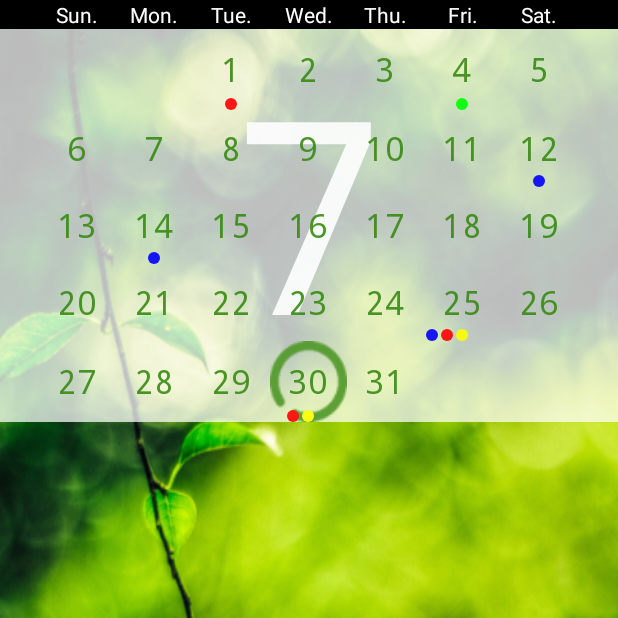
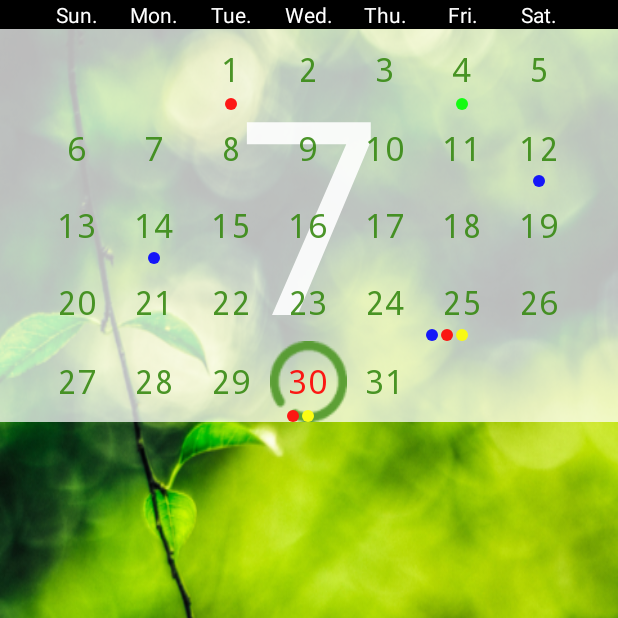
Before and after one commit to bt2043/GlobalCalendar, an Android app: the screen it shows after launch (ActivityMonthCalendar), on a phone screen of 412 x 824 dp, the top half of it. Run offline under Robolectric (Android 15) with nearby library versions, the phone set to English and light mode, and no system bars.

Commit message:
添加互斥日期点击事件，添加左右滑屏更新日历功能

```diff
--- a/app/build.gradle
+++ b/app/build.gradle
@@ -5,7 +5,7 @@ android {
     buildToolsVersion "20.0.0"
 
     defaultConfig {
-        applicationId "com.example.henyue.myapplication"
+        applicationId "org.henyue.globalcalendar"
         minSdkVersion 14
         targetSdkVersion 17
         versionCode 1
--- a/app/src/main/java/org/henyue/globalcalendar/ActivityMonthCalendar.java
+++ b/app/src/main/java/org/henyue/globalcalendar/ActivityMonthCalendar.java
@@ -1,50 +1,66 @@
 package org.henyue.globalcalendar;
 
 import android.app.Activity;
-import android.content.res.Resources;
 import android.graphics.Color;
 import android.graphics.Typeface;
-import android.graphics.drawable.GradientDrawable;
-import android.os.Build;
 import android.os.Bundle;
 import android.util.DisplayMetrics;
+import android.view.GestureDetector;
 import android.view.Gravity;
 import android.view.Menu;
 import android.view.MenuItem;
+import android.view.MotionEvent;
 import android.view.View;
-import android.view.ViewGroup;
 import android.view.Window;
-import android.view.WindowManager;
 import android.widget.FrameLayout;
-import android.widget.ImageView;
 import android.widget.LinearLayout;
 import android.widget.TableLayout;
 import android.widget.TableRow;
 import android.widget.TextView;
 
+import org.henyue.globalcalendar.utils.DateUtil;
+
 import java.util.Calendar;
+import java.util.Date;
+import java.util.HashMap;
+import java.util.Map;
 
 public class ActivityMonthCalendar extends Activity {
 
-    private Calendar calendar = Calendar.getInstance();
-    private Calendar current = Calendar.getInstance();
-    private float fontUnit;
+    private TableLayout calendarLayout;
+    private TextView monthNumber;
+    private int dateColLen;
+    private Calendar calendar;
+    private Date preSelectedDate;
+    private Date selectedDate;
+    private Map<Date, DateTextView> dateViewMap;
 
-    private int rowIndex;
-    private int colIndex;
+    private GestureDetector calendarGesture;
+    private View.OnTouchListener onTouchListener;
+    private static final int SWIPE_MIN_DISTANCE = 120;
+    private static final int SWIPE_THRESHOLD_VELOCITY = 200;
+    private static final int COLOR_SELECTED_DATE = Color.RED;
+    private static final int COLOR_NORMAL_DATE = Color.parseColor("#388A13");
 
     @Override
     protected void onCreate(Bundle savedInstanceState) {
         super.onCreate(savedInstanceState);
         super.requestWindowFeature(Window.FEATURE_NO_TITLE);
 
-        DisplayMetrics dm = super.getResources().getDisplayMetrics();
-        this.fontUnit = dm.scaledDensity;
+        this.onTouchListener = new CalendarTouchListener();
+        this.calendarGesture = new GestureDetector(this,new GestureListener());
+        this.calendar = Calendar.getInstance();
+        this.monthNumber = new TextView(this);
+        this.calendarLayout = new TableLayout(this);
+        this.dateViewMap = new HashMap<Date, DateTextView>();
+        calendarLayout.setAlpha(0.9f);
+        //TODO set main calendar's background resource
+        //calendarLayout.setBackgroundResource(R.drawable.bg_month_view_calendar_bmp);
 
         LinearLayout linearLayout = this.initBasicActivity();
-
+        linearLayout.setOnTouchListener(this.onTouchListener);
+        linearLayout.setLongClickable(true);
         super.setContentView(linearLayout);
-
     }
 
     private LinearLayout initBasicActivity() {
@@ -54,10 +70,10 @@ public class ActivityMonthCalendar extends Activity {
         DisplayMetrics metrics = new DisplayMetrics();
         super.getWindowManager().getDefaultDisplay().getMetrics(metrics);
         int screenWidth = metrics.widthPixels;     // 屏幕宽度（像素）
-        int dateColLen = screenWidth/8;         //按屏幕宽度均分8等份，7份为日历周日到周六，1份宽度为两边留白
+        this.dateColLen = screenWidth/8;         //按屏幕宽度均分8等份，7份为日历周日到周六，1份宽度为两边留白
 
-        LinearLayout weekHeader = this.initWeekHeader(dateColLen);
-        FrameLayout mainCalendar = this.initialMonthCalendar(dateColLen);
+        LinearLayout weekHeader = this.initWeekHeader();
+        FrameLayout mainCalendar = this.initialMonthCalendar(this.calendar);
 
         //Add weekHeader and mainCalendar to mainActivity
         linearLayout.addView(weekHeader);
@@ -65,7 +81,7 @@ public class ActivityMonthCalendar extends Activity {
         return linearLayout;
     }
 
-    private LinearLayout initWeekHeader(int dateColLen) {
+    private LinearLayout initWeekHeader() {
         TableLayout tableLayout = new TableLayout(this);
         TableRow weekRow = new TableRow(this);
         weekRow.setHorizontalGravity(Gravity.CENTER_HORIZONTAL);
@@ -95,12 +111,8 @@ public class ActivityMonthCalendar extends Activity {
         return weekRowContainer;
     }
 
-    private FrameLayout initialMonthCalendar(int dateColLen) {
-        TableLayout tableLayout = new TableLayout(this);
-        tableLayout.setAlpha(0.9f);
-        //TODO set main calendar's background resource
-        //tableLayout.setBackgroundResource(R.drawable.bg_month_view_calendar_bmp);
-        this.generateCalendar(dateColLen, tableLayout);
+    private FrameLayout initialMonthCalendar(Calendar calendar) {
+        this.refreshCalendar(calendar);
 
         FrameLayout calendarContainer = new FrameLayout(this);
         calendarContainer.setLayoutParams(new FrameLayout.LayoutParams(
@@ -108,7 +120,6 @@ public class ActivityMonthCalendar extends Activity {
                 FrameLayout.LayoutParams.WRAP_CONTENT
         ));
         //Background Month Text
-        TextView monthNumber = new TextView(this);
         monthNumber.setTextSize(180f);
         monthNumber.setTextColor(Color.WHITE);
         monthNumber.setText(String.valueOf(calendar.get(Calendar.MONTH) + 1));
@@ -118,20 +129,23 @@ public class ActivityMonthCalendar extends Activity {
         //TODO to be removed after set main calendar's background
         calendarContainer.setBackgroundColor(Color.parseColor("#BBFFFFFF"));
         calendarContainer.addView(monthNumber);
-        calendarContainer.addView(tableLayout);
+        calendarContainer.addView(calendarLayout);
         return calendarContainer;
     }
 
-    private void generateCalendar(int dateColLen, TableLayout calendarLayout) {
+    private void refreshCalendar(Calendar calendar) {
+        this.dateViewMap.clear();
+        monthNumber.setText(String.valueOf(calendar.get(Calendar.MONTH) + 1));
+        calendarLayout.removeAllViews();
         DateTextView[][] dateViews = new DateTextView[6][7];
         calendar.set(Calendar.DAY_OF_MONTH, 1);
         int dayOfWeek = calendar.get(Calendar.DAY_OF_WEEK);
-        int day = 0;
 
         boolean isEndOfMonth = false;
 
         for (int i = 0; i < dateViews.length; i++) {
             if (isEndOfMonth) {
+                this.resetCalendarTextColor();
                 return;
             }
             TableRow dateRow = new TableRow(this);
@@ -155,9 +169,10 @@ public class ActivityMonthCalendar extends Activity {
 
                 if (j >= dayOfWeek - 1) {
                     dateViews[i][j].setDate(calendar);
-                    dateViews[i][j].setTextColor(Color.parseColor("#388A13"));
+                    dateViews[i][j].setTextColor(COLOR_NORMAL_DATE);
                     dateViews[i][j].setTypeface(Typeface.MONOSPACE);
                     dateViews[i][j].setTextSize(22f);
+                    this.dateViewMap.put(dateViews[i][j].getDate(), dateViews[i][j]);
 
                     if (calendar.get(Calendar.DAY_OF_MONTH) == calendar.getActualMaximum(Calendar.DAY_OF_MONTH)) {
                         isEndOfMonth = true;
@@ -177,6 +192,7 @@ public class ActivityMonthCalendar extends Activity {
     public boolean onCreateOptionsMenu(Menu menu) {
         // Inflate the menu; this adds items to the action bar if it is present.
         getMenuInflater().inflate(R.menu.activity_month_calendar, menu);
+
         return true;
     }
 
@@ -204,15 +220,61 @@ public class ActivityMonthCalendar extends Activity {
         return container;
     }
 
-    private void setTranslucentStatus(boolean on) {
-        Window win = getWindow();
-        WindowManager.LayoutParams winParams = win.getAttributes();
-        final int bits = WindowManager.LayoutParams.FLAG_TRANSLUCENT_STATUS;
-        if (on) {
-            winParams.flags |=  bits;
-        } else {
-            winParams.flags &= ~bits;
+    private class GestureListener extends GestureDetector.SimpleOnGestureListener {
+        @Override
+        public boolean onFling(MotionEvent e1, MotionEvent e2, float velocityX,float velocityY) {
+
+                if (e1.getX() - e2.getX() > SWIPE_MIN_DISTANCE && Math.abs(velocityX) > SWIPE_THRESHOLD_VELOCITY) {
+                    nextMonth();
+                    return true; // Right to left
+                } else if (e2.getX() - e1.getX() > SWIPE_MIN_DISTANCE && Math.abs(velocityX) > SWIPE_THRESHOLD_VELOCITY) {
+                    previousMonth();
+                    return true; // Left to right
+                }
+
+            return false;
         }
-        win.setAttributes(winParams);
+    }
+
+    private class CalendarTouchListener implements View.OnTouchListener {
+        @Override
+        public boolean onTouch(View view, MotionEvent motionEvent) {
+            return calendarGesture.onTouchEvent(motionEvent);
+        }
+    }
+
+    public void resetOnTouchView(Date selectedDate) {
+        this.preSelectedDate = this.selectedDate;
+        this.selectedDate = selectedDate;
+        this.resetCalendarTextColor();
+    }
+
+    private void resetCalendarTextColor() {
+        if (this.selectedDate == null && this.preSelectedDate == null) {
+            this.selectedDate = DateUtil.getCleanDate(Calendar.getInstance());
+        }
+
+        DateTextView dateView;
+        if (this.selectedDate != null) {
+            if (this.selectedDate.equals(this.preSelectedDate)) {
+                return; //反复点击同个日期不处理
+            }
+            dateView = dateViewMap.get(this.selectedDate);
+            if (dateView != null) dateView.setTextColor(COLOR_SELECTED_DATE);
+        }
+        if (this.preSelectedDate != null) {
+            dateView = dateViewMap.get(this.preSelectedDate);
+            if (dateView != null) dateView.setTextColor(COLOR_NORMAL_DATE);
+        }
+    }
+
+    private void nextMonth() {
+        this.calendar.roll(Calendar.MONTH, true);
+        this.refreshCalendar(this.calendar);
+    }
+
+    private void previousMonth() {
+        this.calendar.roll(Calendar.MONTH, false);
+        this.refreshCalendar(this.calendar);
     }
 }
--- a/app/src/main/java/org/henyue/globalcalendar/DateTextView.java
+++ b/app/src/main/java/org/henyue/globalcalendar/DateTextView.java
@@ -1,15 +1,17 @@
 package org.henyue.globalcalendar;
 
-import android.content.Context;
 import android.graphics.Canvas;
+import android.graphics.Color;
 import android.view.View;
 import android.widget.TextView;
 import android.widget.Toast;
 
 import org.henyue.globalcalendar.beans.event.DayEvent;
 import org.henyue.globalcalendar.service.ServiceFactory;
+import org.henyue.globalcalendar.utils.DateUtil;
 import org.henyue.globalcalendar.utils.ViewBadger;
 
+import java.text.ParseException;
 import java.text.SimpleDateFormat;
 import java.util.Calendar;
 import java.util.Date;
@@ -19,12 +21,22 @@ import java.util.List;
  * Created by henyue on 2014/7/22.
  */
 public class DateTextView extends TextView {
-    private Context parentComponent;
-    private SimpleDateFormat sdf = new SimpleDateFormat("yyyy-MM-dd");
+    private ActivityMonthCalendar monthCalendar;
     private Calendar current = Calendar.getInstance();
+    private Date date = null;
+
+    public DateTextView(ActivityMonthCalendar context) {
+        super(context);
+        this.monthCalendar = context;
+    }
+
+    public Date getDate() {
+        return this.date;
+    }
 
     public void setDate(Calendar cal) {
         final Date date = cal.getTime();
+        this.date = DateUtil.getCleanDate(cal);
         this.setText(String.valueOf(cal.get(Calendar.DAY_OF_MONTH)));
         if (cal.get(Calendar.DAY_OF_YEAR) == current.get(Calendar.DAY_OF_YEAR)
                 && cal.get(Calendar.YEAR) == current.get(Calendar.YEAR)) {
@@ -34,9 +46,7 @@ public class DateTextView extends TextView {
         if (!dayEventList.isEmpty()) {
             for (int i = 0; i < dayEventList.size(); i++) {
                 DayEvent event = dayEventList.get(i);
-                ViewBadger badger = new ViewBadger(parentComponent, this);
-                badger.setText("■");
-                badger.setTextSize(8);
+                ViewBadger badger = new ViewBadger(monthCalendar, this);
                 badger.setHeight(12);
                 badger.setWidth(12);
                 //TODO define the festival color
@@ -49,18 +59,14 @@ public class DateTextView extends TextView {
         this.setOnClickListener(new OnClickListener() {
             @Override
             public void onClick(View view) {
-                String msg = "The date you selected is " + sdf.format(date);
+                monthCalendar.resetOnTouchView(DateTextView.this.getDate());
+                String msg = "The date you selected is " + DateTextView.this.getDate();
                 for (DayEvent event : dayEventList) {
                     msg += "\n" + event.getName() + " - [" + event.getDesc() + "]";
                 }
-                Toast.makeText(parentComponent, msg, Toast.LENGTH_SHORT).show();
+                Toast.makeText(monthCalendar, msg, Toast.LENGTH_SHORT).show();
             }
         });
-    }
-
-    public DateTextView(Context context) {
-        super(context);
-        this.parentComponent = context;
     }
 
     @Override
@@ -85,4 +91,6 @@ public class DateTextView extends TextView {
         System.err.println("circleX:" + circleX + ", circleY:" + circleY);*/
 
     }
+
+
 }
--- /dev/null
+++ b/app/src/main/java/org/henyue/globalcalendar/utils/DateUtil.java
@@ -0,0 +1,24 @@
+package org.henyue.globalcalendar.utils;
+
+import java.text.ParseException;
+import java.text.SimpleDateFormat;
+import java.util.Calendar;
+import java.util.Date;
+
+/**
+ * Created by henyue on 2014/7/31.
+ */
+public class DateUtil {
+    public static SimpleDateFormat sdf = new SimpleDateFormat("yyyy-MM-dd");
+
+    public static Date getCleanDate(Calendar calendar) {
+        if (calendar != null) {
+            try {
+                return sdf.parse(sdf.format(calendar.getTime()));
+            } catch (ParseException e) {
+                return null;
+            }
+        }
+        return null;
+    }
+}
--- a/app/src/main/res/menu/activity_month_calendar.xml
+++ b/app/src/main/res/menu/activity_month_calendar.xml
@@ -1,8 +1,13 @@
 <menu xmlns:android="http://schemas.android.com/apk/res/android"
     xmlns:tools="http://schemas.android.com/tools"
+    xmlns:app="http://schemas.android.com/apk/res-auto"
     tools:context="org.henyue.globalcalendar.ActivityMonthCalendar" >
     <item android:id="@+id/action_settings"
         android:title="@string/action_settings"
         android:orderInCategory="100"
-        android:showAsAction="never" />
+        app:showAsAction="never" />
+    <item android:id="@+id/action_about"
+        android:title="@string/action_about"
+        android:orderInCategory="100"
+        app:showAsAction="never" />
 </menu>
--- a/app/src/main/res/values/strings.xml
+++ b/app/src/main/res/values/strings.xml
@@ -5,6 +5,7 @@
     <string name="title_activity_activity_month_calendar">ActivityMonthCalendar</string>
     <string name="hello_world">Hello world!</string>
     <string name="action_settings">Settings</string>
+    <string name="action_about">About</string>
 
     <array name="week">
         <item>Sun.</item>
```
Also changed, not shown: app/src/main/java/org/henyue/globalcalendar/listener/KongGestureListener.java (added, +9 -0 lines), app/src/main/res/values/ids.xml (added, +34 -0 lines).
